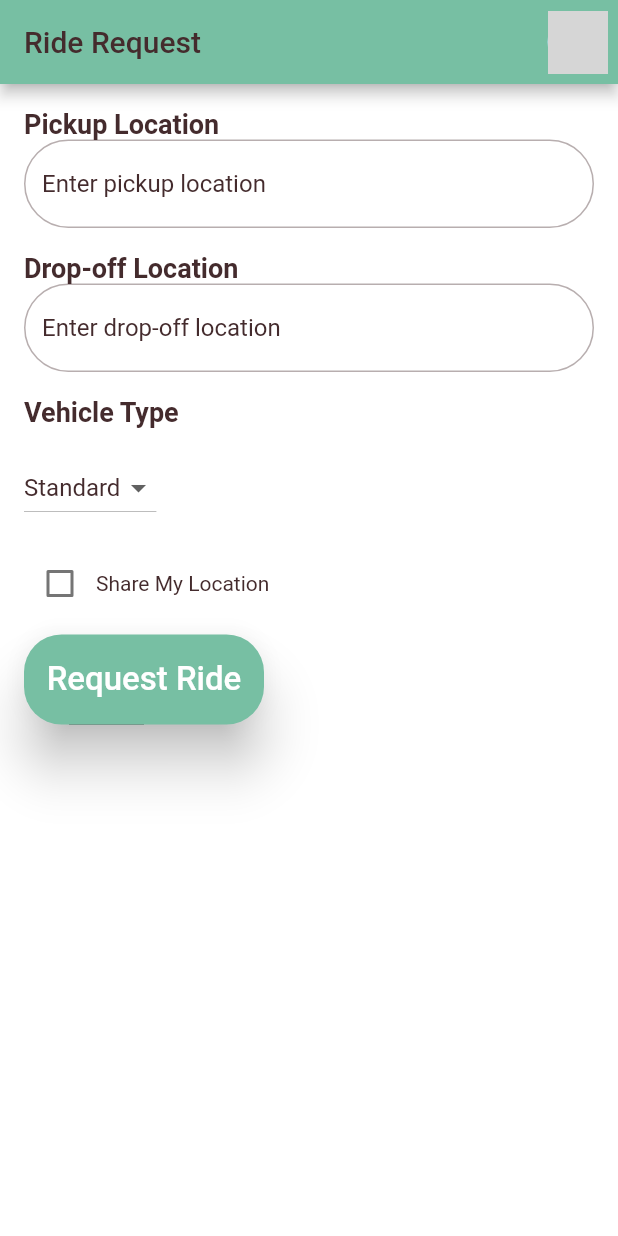
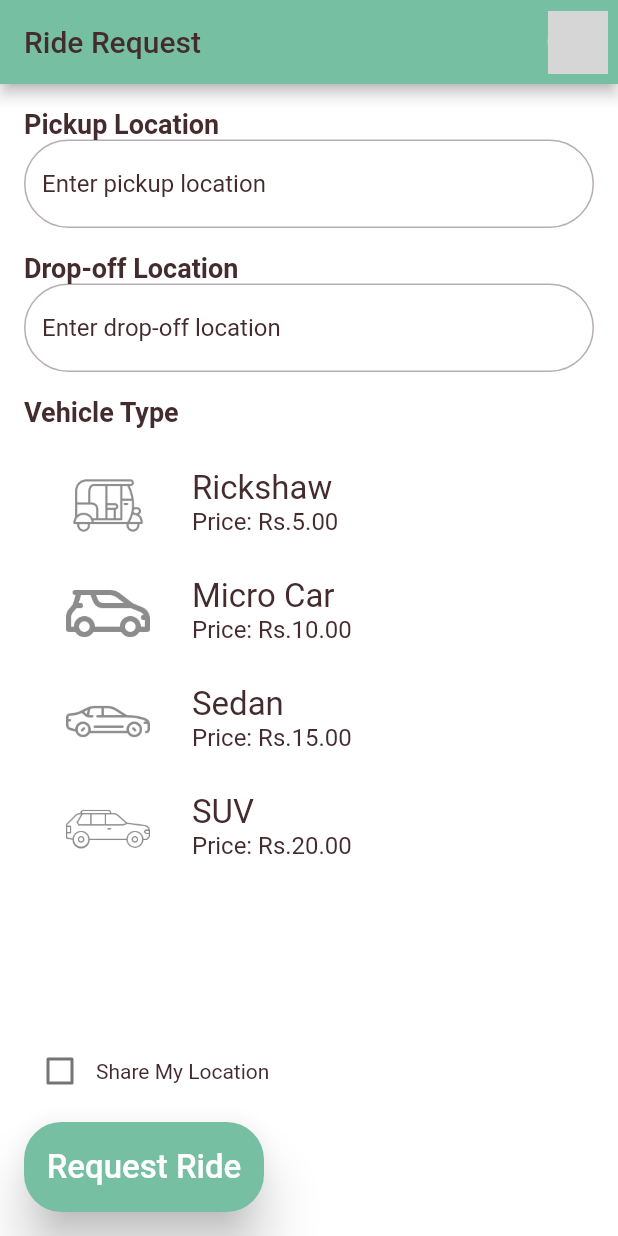
Before and after one commit to nerusubalu/ui_practice, a Flutter app: the RideRequestScreen screen opened directly, on a phone screen of 412 x 824 dp. Run offline on Flutter 3.47's test engine with Material 2 defaults, Android fonts, the light colour scheme and no system bars; our stand-ins replace shared_preferences; accounts and stored records are empty; network calls fail; Roboto replaces fonts that are missing (Rubik); grey boxes are pictures that could not be loaded.

Commit message:
Added UI modifications for ride request page

```diff
--- a/lib/ride_request_screen.dart
+++ b/lib/ride_request_screen.dart
@@ -7,13 +7,30 @@ class RideRequestScreen extends StatefulWidget {
   _RideRequestScreenState createState() => _RideRequestScreenState();
 }
 
+class VehicleOption {
+  final String name;
+  final double price;
+  final String iconAsset;
+
+  VehicleOption(
+      {required this.name, required this.price, required this.iconAsset});
+}
+
 class _RideRequestScreenState extends State<RideRequestScreen> {
   String pickupLocation = '';
   String dropOffLocation = '';
   String selectedVehicle = 'Standard';
   bool isSharingLocation = false;
 
-  List<String> vehicleOptions = ['Standard', 'SUV', 'Luxury'];
+  final List<VehicleOption> vehicleOptions = [
+    VehicleOption(
+        name: 'Rickshaw', price: 5.0, iconAsset: 'assets/rickshaw.png'),
+    VehicleOption(name: 'Micro Car', price: 10.0, iconAsset: 'assets/car.png'),
+    VehicleOption(name: 'Sedan', price: 15.0, iconAsset: 'assets/sedan.png'),
+    VehicleOption(name: 'SUV', price: 20.0, iconAsset: 'assets/suv.png'),
+  ];
+
+  // List<String> vehicleOptions = ['Standard', 'SUV', 'Luxury'];
 
   final UserProfile user = UserProfile(
     name: 'John Doe',
@@ -107,20 +124,29 @@ class _RideRequestScreenState extends State<RideRequestScreen> {
             SizedBox(
               height: 16,
             ),
-            DropdownButton<String>(
-              value: selectedVehicle,
-              onChanged: (newValue) {
-                setState(() {
-                  selectedVehicle = newValue!;
-                });
-              },
-              items: vehicleOptions
-                  .map<DropdownMenuItem<String>>((String vehicle) {
-                return DropdownMenuItem<String>(
-                  value: vehicle,
-                  child: Text(vehicle),
-                );
-              }).toList(),
+            Expanded(
+              child: ListView.builder(
+                itemCount: vehicleOptions.length,
+                itemBuilder: (context, index) {
+                  return ListTile(
+                    leading: ImageIcon(
+                      AssetImage(vehicleOptions[index].iconAsset),
+                      size: 80,
+                    ),
+                    title: Text(
+                      vehicleOptions[index].name,
+                      style: TextStyle(fontSize: 22),
+                    ),
+                    subtitle: Text(
+                      'Price: Rs.${vehicleOptions[index].price.toStringAsFixed(2)}',
+                      style: TextStyle(fontSize: 16),
+                    ),
+                    onTap: () {
+                      _showConfirmationDialog(context, vehicleOptions[index]);
+                    },
+                  );
+                },
+              ),
             ),
             SizedBox(height: 16),
             Row(
@@ -153,6 +179,34 @@ class _RideRequestScreenState extends State<RideRequestScreen> {
     );
   }
 
+  void _showConfirmationDialog(
+      BuildContext context, VehicleOption selectedOption) {
+    showDialog(
+      context: context,
+      builder: (context) {
+        return AlertDialog(
+          title: Text('Confirm Vehicle Selection'),
+          content: Text(
+              'You have selected ${selectedOption.name}. Price: \$${selectedOption.price.toStringAsFixed(2)}'),
+          actions: [
+            TextButton(
+              onPressed: () {
+                Navigator.of(context).pop();
+              },
+              child: Text('Cancel'),
+            ),
+            ElevatedButton(
+              onPressed: () {
+                Navigator.of(context).pop();
+              },
+              child: Text('Confirm'),
+            ),
+          ],
+        );
+      },
+    );
+  }
+
   void _submitRideRequest() {
     // Perform logic to submit the ride request
     print('Ride requested');
```
Also changed, not shown: assets/bike.png (added), assets/car.png (added), assets/rickshaw.png (added), assets/sedan.png (added), assets/suv.png (added).
